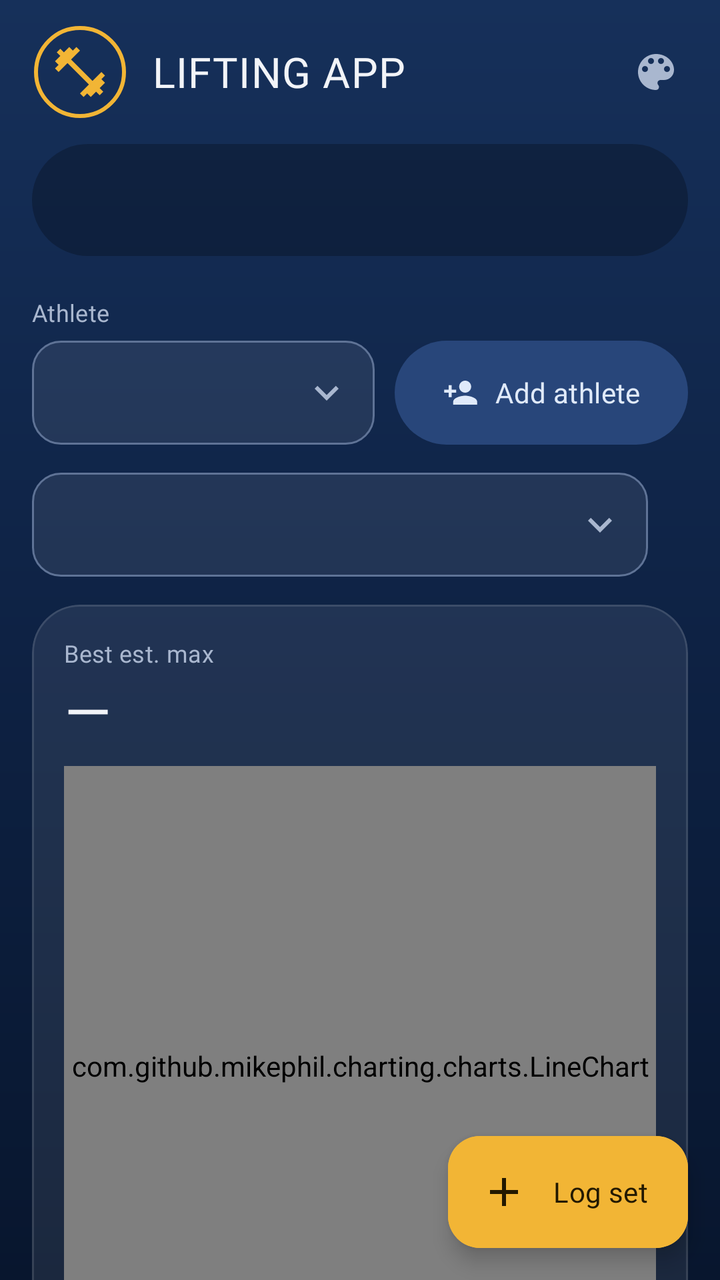
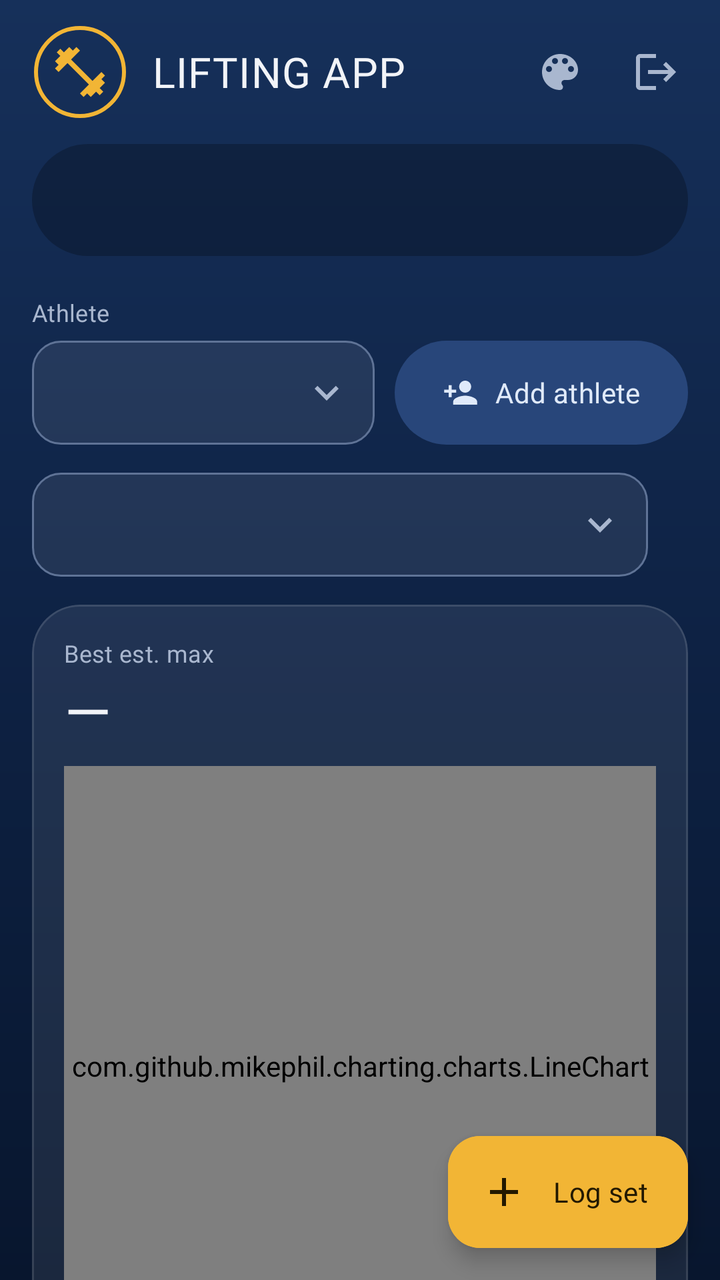

Before-and-after screenshots of an Android layout around one commit, followed by the original layout XML and the change that was made.
<!-- AndroidManifest.xml: activity theme Theme.LIFTINGAPP -->
<!-- res/layout/activity_main.xml -->
<?xml version="1.0" encoding="utf-8"?>
<LinearLayout xmlns:android="http://schemas.android.com/apk/res/android"
    xmlns:app="http://schemas.android.com/apk/res-auto"
    xmlns:tools="http://schemas.android.com/tools"
    android:layout_width="match_parent"
    android:layout_height="match_parent"
    android:fitsSystemWindows="true"
    android:orientation="vertical"
    tools:context=".MainActivity">

    
    <LinearLayout
        android:id="@+id/header"
        android:layout_width="match_parent"
        android:layout_height="wrap_content"
        android:gravity="center_vertical"
        android:orientation="horizontal"
        android:paddingStart="16dp"
        android:paddingTop="12dp"
        android:paddingEnd="8dp"
        android:paddingBottom="12dp">

        
        <ImageView
            android:id="@+id/homeLogo"
            android:layout_width="wrap_content"
            android:layout_height="48dp"
            android:adjustViewBounds="true"
            android:contentDescription="@string/msu_logo_description"
            android:maxWidth="180dp"
            android:scaleType="fitCenter"
            android:src="@drawable/msu_logo" />

        <TextView
            android:id="@+id/appTitle"
            android:layout_width="0dp"
            android:layout_height="wrap_content"
            android:layout_marginStart="12dp"
            android:layout_weight="1"
            android:ellipsize="end"
            android:maxLines="1"
            android:text="@string/app_name"
            android:textAppearance="@style/TextAppearance.Lifting.AppTitle" />

        <ImageButton
            android:id="@+id/themeButton"
            android:layout_width="48dp"
            android:layout_height="48dp"
            android:background="?attr/selectableItemBackgroundBorderless"
            android:contentDescription="@string/change_theme"
            android:src="@drawable/ic_palette"
            app:tint="?attr/colorOnSurfaceVariant" />
    </LinearLayout>

    
    <com.google.android.material.tabs.TabLayout
        android:id="@+id/tabs"
        android:layout_width="match_parent"
        android:layout_height="wrap_content"
        android:layout_marginStart="16dp"
        android:layout_marginEnd="16dp"
        android:layout_marginBottom="4dp"
        android:background="@drawable/bg_tab_track"
        android:padding="4dp"
        app:tabGravity="fill"
        app:tabIndicator="@drawable/tab_indicator_pill"
        app:tabIndicatorAnimationDuration="260"
        app:tabIndicatorAnimationMode="elastic"
        app:tabIndicatorColor="?attr/colorPrimary"
        app:tabIndicatorFullWidth="true"
        app:tabIndicatorGravity="stretch"
        app:tabMaxWidth="0dp"
        app:tabMode="fixed"
        app:tabPaddingEnd="6dp"
        app:tabPaddingStart="6dp"
        app:tabRippleColor="@android:color/transparent"
        app:tabSelectedTextColor="?attr/colorOnPrimary"
        app:tabTextAppearance="@style/TextAppearance.Lifting.Tab"
        app:tabTextColor="?attr/colorOnSurfaceVariant" />

    <FrameLayout
        android:layout_width="match_parent"
        android:layout_height="0dp"
        android:layout_weight="1">

        <include
            android:id="@+id/logTab"
            layout="@layout/tab_log" />

        <include
            android:id="@+id/historyTab"
            layout="@layout/tab_history"
            android:visibility="gone" />

        <include
            android:id="@+id/leaderboardTab"
            layout="@layout/tab_leaderboard"
            android:visibility="gone" />
    </FrameLayout>
</LinearLayout>
<!-- res/layout/tab_log.xml (included above) -->
<?xml version="1.0" encoding="utf-8"?>
<FrameLayout xmlns:android="http://schemas.android.com/apk/res/android"
    xmlns:app="http://schemas.android.com/apk/res-auto"
    android:layout_width="match_parent"
    android:layout_height="match_parent">

    <androidx.core.widget.NestedScrollView
        android:layout_width="match_parent"
        android:layout_height="match_parent"
        android:clipToPadding="false"
        android:paddingBottom="96dp">

        <LinearLayout
            android:layout_width="match_parent"
            android:layout_height="wrap_content"
            android:orientation="vertical"
            android:padding="16dp">

            <TextView
                android:id="@+id/athleteLabel"
                android:layout_width="wrap_content"
                android:layout_height="wrap_content"
                android:layout_marginBottom="6dp"
                android:text="Athlete"
                android:textAppearance="@style/TextAppearance.Lifting.FieldLabel" />

            <LinearLayout
                android:layout_width="match_parent"
                android:layout_height="wrap_content"
                android:gravity="center_vertical"
                android:orientation="horizontal">

                <FrameLayout
                    android:layout_width="0dp"
                    android:layout_height="wrap_content"
                    android:layout_weight="1">

                    <Spinner
                        android:id="@+id/athleteSpinner"
                        style="@style/Widget.Lifting.Spinner"
                        android:layout_width="match_parent"
                        android:layout_height="wrap_content" />

                    <TextView
                        android:id="@+id/noAthletesText"
                        android:layout_width="match_parent"
                        android:layout_height="wrap_content"
                        android:layout_gravity="center_vertical"
                        android:text="No athletes yet. Add one to start logging."
                        android:textAppearance="@style/TextAppearance.Lifting.Muted"
                        android:visibility="gone" />
                </FrameLayout>

                <com.google.android.material.button.MaterialButton
                    android:id="@+id/addAthleteButton"
                    style="@style/Widget.Material3.Button.TonalButton"
                    android:layout_width="wrap_content"
                    android:layout_height="wrap_content"
                    android:layout_marginStart="10dp"
                    android:minHeight="52dp"
                    android:insetTop="0dp"
                    android:insetBottom="0dp"
                    android:text="Add athlete"
                    app:icon="@drawable/ic_person_add"
                    app:iconSize="18dp" />
            </LinearLayout>

            <LinearLayout
                android:layout_width="match_parent"
                android:layout_height="wrap_content"
                android:layout_marginTop="14dp"
                android:gravity="center_vertical"
                android:orientation="horizontal">

                <Spinner
                    android:id="@+id/exerciseSpinner"
                    style="@style/Widget.Lifting.Spinner"
                    android:layout_width="0dp"
                    android:layout_height="wrap_content"
                    android:layout_weight="1" />

                <TextView
                    android:id="@+id/chartCaption"
                    android:layout_width="wrap_content"
                    android:layout_height="wrap_content"
                    android:layout_marginStart="16dp"
                    android:layout_marginEnd="4dp"
                    android:textAppearance="@style/TextAppearance.Lifting.Muted" />
            </LinearLayout>

            
            <com.google.android.material.card.MaterialCardView
                android:id="@+id/chartContainer"
                style="@style/Widget.Lifting.Card"
                android:layout_width="match_parent"
                android:layout_height="wrap_content"
                android:layout_marginTop="14dp"
                app:cardCornerRadius="24dp">

                <LinearLayout
                    android:layout_width="match_parent"
                    android:layout_height="wrap_content"
                    android:orientation="vertical"
                    android:paddingStart="16dp"
                    android:paddingTop="16dp"
                    android:paddingEnd="16dp"
                    android:paddingBottom="14dp">

                    <LinearLayout
                        android:layout_width="match_parent"
                        android:layout_height="wrap_content"
                        android:orientation="horizontal">

                        <LinearLayout
                            android:layout_width="0dp"
                            android:layout_height="wrap_content"
                            android:layout_weight="1"
                            android:orientation="vertical">

                            <TextView
                                android:layout_width="wrap_content"
                                android:layout_height="wrap_content"
                                android:text="Best est. max"
                                android:textAppearance="@style/TextAppearance.Lifting.FieldLabel" />

                            <TextView
                                android:id="@+id/bestMaxText"
                                android:layout_width="wrap_content"
                                android:layout_height="wrap_content"
                                android:text="—"
                                android:textAppearance="@style/TextAppearance.Lifting.Stat" />
                        </LinearLayout>

                        <LinearLayout
                            android:id="@+id/changeGroup"
                            android:layout_width="wrap_content"
                            android:layout_height="wrap_content"
                            android:gravity="end"
                            android:orientation="vertical"
                            android:visibility="invisible">

                            <TextView
                                android:id="@+id/changeLabel"
                                android:layout_width="wrap_content"
                                android:layout_height="wrap_content"
                                android:textAppearance="@style/TextAppearance.Lifting.FieldLabel" />

                            <TextView
                                android:id="@+id/changeText"
                                android:layout_width="wrap_content"
                                android:layout_height="wrap_content"
                                android:layout_marginTop="6dp"
                                android:textAppearance="@style/TextAppearance.Lifting.StatSmall" />
                        </LinearLayout>
                    </LinearLayout>

                    <com.github.mikephil.charting.charts.LineChart
                        android:id="@+id/liftChart"
                        android:layout_width="match_parent"
                        android:layout_height="300dp"
                        android:layout_marginTop="8dp" />

                    <com.google.android.material.button.MaterialButtonToggleGroup
                        android:id="@+id/rangeToggle"
                        android:layout_width="match_parent"
                        android:layout_height="wrap_content"
                        android:layout_marginTop="12dp"
                        app:selectionRequired="true"
                        app:singleSelection="true">

                        <com.google.android.material.button.MaterialButton
                            android:id="@+id/range1m"
                            style="@style/Widget.Lifting.SegmentButton"
                            android:layout_width="0dp"
                            android:layout_height="wrap_content"
                            android:layout_weight="1"
                            android:text="1M" />

                        <com.google.android.material.button.MaterialButton
                            android:id="@+id/range3m"
                            style="@style/Widget.Lifting.SegmentButton"
                            android:layout_width="0dp"
                            android:layout_height="wrap_content"
                            android:layout_weight="1"
                            android:text="3M" />

                        <com.google.android.material.button.MaterialButton
                            android:id="@+id/range6m"
                            style="@style/Widget.Lifting.SegmentButton"
                            android:layout_width="0dp"
                            android:layout_height="wrap_content"
                            android:layout_weight="1"
                            android:text="6M" />

                        <com.google.android.material.button.MaterialButton
                            android:id="@+id/range1y"
                            style="@style/Widget.Lifting.SegmentButton"
                            android:layout_width="0dp"
                            android:layout_height="wrap_content"
                            android:layout_weight="1"
                            android:text="1Y" />

                        <com.google.android.material.button.MaterialButton
                            android:id="@+id/rangeAll"
                            style="@style/Widget.Lifting.SegmentButton"
                            android:layout_width="0dp"
                            android:layout_height="wrap_content"
                            android:layout_weight="1"
                            android:text="All" />
                    </com.google.android.material.button.MaterialButtonToggleGroup>

                    
                    <com.google.android.material.button.MaterialButton
                        android:id="@+id/editSetButton"
                        style="@style/Widget.Material3.Button.TonalButton"
                        android:layout_width="match_parent"
                        android:layout_height="wrap_content"
                        android:layout_marginTop="10dp"
                        android:text="Edit or delete set"
                        android:visibility="gone"
                        app:icon="@drawable/ic_edit"
                        app:iconGravity="textStart"
                        app:iconSize="18dp" />
                </LinearLayout>
            </com.google.android.material.card.MaterialCardView>

            <TextView
                android:id="@+id/lastSavedText"
                android:layout_width="match_parent"
                android:layout_height="wrap_content"
                android:layout_marginTop="14dp"
                android:textAppearance="@style/TextAppearance.Lifting.Muted" />
        </LinearLayout>
    </androidx.core.widget.NestedScrollView>

    <com.google.android.material.floatingactionbutton.ExtendedFloatingActionButton
        android:id="@+id/addWeightFab"
        android:layout_width="wrap_content"
        android:layout_height="wrap_content"
        android:layout_gravity="bottom|end"
        android:layout_margin="16dp"
        android:contentDescription="Log a set"
        android:text="Log set"
        android:textColor="?attr/colorOnPrimary"
        app:backgroundTint="?attr/colorPrimary"
        app:icon="@drawable/ic_add"
        app:iconTint="?attr/colorOnPrimary" />
</FrameLayout>
<!-- res/layout/tab_history.xml (included above) -->
<?xml version="1.0" encoding="utf-8"?>
<FrameLayout xmlns:android="http://schemas.android.com/apk/res/android"
    xmlns:app="http://schemas.android.com/apk/res-auto"
    android:layout_width="match_parent"
    android:layout_height="match_parent">

    <androidx.recyclerview.widget.RecyclerView
        android:id="@+id/historyList"
        android:layout_width="match_parent"
        android:layout_height="match_parent"
        android:clipToPadding="false"
        android:paddingStart="12dp"
        android:paddingTop="12dp"
        android:paddingEnd="12dp"
        android:paddingBottom="24dp"
        app:layoutManager="androidx.recyclerview.widget.LinearLayoutManager" />

    <TextView
        android:id="@+id/emptyText"
        android:layout_width="wrap_content"
        android:layout_height="wrap_content"
        android:layout_gravity="center"
        android:gravity="center"
        android:padding="24dp"
        android:text="No sets logged yet. Log one from the Log tab."
        android:textAppearance="@style/TextAppearance.Lifting.Muted" />
</FrameLayout>
<!-- res/layout/tab_leaderboard.xml (included above) -->
<?xml version="1.0" encoding="utf-8"?>
<LinearLayout xmlns:android="http://schemas.android.com/apk/res/android"
    xmlns:app="http://schemas.android.com/apk/res-auto"
    android:layout_width="match_parent"
    android:layout_height="match_parent"
    android:orientation="vertical">

    <Spinner
        android:id="@+id/exerciseSpinner"
        style="@style/Widget.Lifting.Spinner"
        android:layout_width="match_parent"
        android:layout_height="wrap_content"
        android:layout_marginStart="16dp"
        android:layout_marginTop="16dp"
        android:layout_marginEnd="16dp" />

    <com.google.android.material.button.MaterialButtonToggleGroup
        android:id="@+id/rankToggle"
        android:layout_width="match_parent"
        android:layout_height="wrap_content"
        android:layout_marginStart="16dp"
        android:layout_marginTop="12dp"
        android:layout_marginEnd="16dp"
        app:selectionRequired="true"
        app:singleSelection="true">

        <com.google.android.material.button.MaterialButton
            android:id="@+id/rankEstimatedMax"
            style="@style/Widget.Lifting.SegmentButton"
            android:layout_width="0dp"
            android:layout_height="wrap_content"
            android:layout_weight="1"
            android:text="Estimated max" />

        <com.google.android.material.button.MaterialButton
            android:id="@+id/rankPoundForPound"
            style="@style/Widget.Lifting.SegmentButton"
            android:layout_width="0dp"
            android:layout_height="wrap_content"
            android:layout_weight="1"
            android:text="Pound-for-pound" />
    </com.google.android.material.button.MaterialButtonToggleGroup>

    <FrameLayout
        android:layout_width="match_parent"
        android:layout_height="0dp"
        android:layout_weight="1">

        <androidx.recyclerview.widget.RecyclerView
            android:id="@+id/leaderboardList"
            android:layout_width="match_parent"
            android:layout_height="match_parent"
            android:clipToPadding="false"
            android:paddingStart="12dp"
            android:paddingTop="12dp"
            android:paddingEnd="12dp"
            android:paddingBottom="24dp"
            app:layoutManager="androidx.recyclerview.widget.LinearLayoutManager" />

        <TextView
            android:id="@+id/emptyText"
            android:layout_width="wrap_content"
            android:layout_height="wrap_content"
            android:layout_margin="16dp"
            android:textAppearance="@style/TextAppearance.Lifting.Muted" />
    </FrameLayout>
</LinearLayout>
<!-- resources referenced by this layout -->
<resources>
  <!-- drawable bg_tab_track (drawable) -->
  <?xml version="1.0" encoding="utf-8"?>
  <shape xmlns:android="http://schemas.android.com/apk/res/android" android:shape="rectangle">
      <corners android:radius="28dp" />
      <solid android:color="?attr/tabTrackFill" />
  </shape>
  <!-- drawable tab_indicator_pill (drawable) -->
  <?xml version="1.0" encoding="utf-8"?>
  <shape xmlns:android="http://schemas.android.com/apk/res/android" android:shape="rectangle">
      <corners android:radius="24dp" />
      <solid android:color="@android:color/white" />
  </shape>
  <string name="app_name">LIFTING APP</string>
  <string name="change_theme">Change theme</string>
  <string name="msu_logo_description">Montana State University logo</string>
  <style name="TextAppearance.Lifting.AppTitle" parent="TextAppearance.Lifting.TitleLarge">
          <item name="android:textSize">21sp</item>
          <item name="android:letterSpacing">0.02</item>
          <item name="android:textColor">?attr/colorOnSurface</item>
      </style>
  <style name="TextAppearance.Lifting.FieldLabel" parent="TextAppearance.Lifting.LabelMedium">
          <item name="android:textColor">?attr/colorOnSurfaceVariant</item>
      </style>
  <style name="TextAppearance.Lifting.Muted" parent="TextAppearance.Lifting.BodyMedium">
          <item name="android:textColor">?attr/colorOnSurfaceVariant</item>
      </style>
  <style name="TextAppearance.Lifting.Stat" parent="TextAppearance.Lifting.HeadlineSmall">
          <item name="android:textSize">30sp</item>
          <item name="android:letterSpacing">-0.01</item>
          <item name="android:textColor">?attr/colorOnSurface</item>
      </style>
  <style name="TextAppearance.Lifting.StatSmall" parent="TextAppearance.Lifting.TitleLarge">
          <item name="android:textSize">20sp</item>
          <item name="android:textColor">?attr/colorOnSurface</item>
      </style>
  <style name="TextAppearance.Lifting.Tab" parent="TextAppearance.Lifting.TitleSmall">
          <item name="android:textAllCaps">false</item>
      </style>
  <style name="Theme.LIFTINGAPP" parent="Theme.LIFTINGAPP.BlueGold" />
  <color name="bg_surface">#FF0E2244</color>
  <color name="bg_wash_bottom">#FF08162E</color>
  <color name="bg_on_surface">#FFF2F4F8</color>
  <color name="bg_on_surface_variant">#FFA9B7CF</color>
  <color name="bg_primary">#FFF2B535</color>
  <color name="bg_on_primary">#FF231900</color>
  <color name="bg_primary_container">#FF4A3A12</color>
  <color name="bg_on_primary_container">#FFFFE3A6</color>
  <color name="bg_secondary">#FF9DB8E0</color>
  <color name="bg_on_secondary">#FF0B1E3A</color>
  <color name="bg_secondary_container">#FF28467A</color>
  <color name="bg_on_secondary_container">#FFE0EAFA</color>
  <color name="bg_surface_variant">#FF1F3659</color>
  <color name="bg_outline">#FF5F7396</color>
  <color name="bg_outline_variant">#FF2C4368</color>
  <color name="bg_container_lowest">#FF08162E</color>
  <color name="bg_container_low">#FF0F2446</color>
  <color name="bg_container">#FF13294D</color>
  <color name="bg_container_high">#FF182F56</color>
  <color name="bg_container_highest">#FF1F3761</color>
  <color name="bg_card_fill">#14FFFFFF</color>
  <color name="bg_card_stroke">#1FFFFFFF</color>
  <color name="bg_tab_track">#40000000</color>
  <color name="bg_wash_top">#FF16305A</color>
  <color name="bg_wash_mid">#FF0E2244</color>
  <!-- unchanged entries left out for length: 24 -->
</resources>

<!-- the commit's change to res/layout/activity_main.xml (unified diff, before → after) -->
@@ -49,6 +49,15 @@
             android:background="?attr/selectableItemBackgroundBorderless"
             android:contentDescription="@string/change_theme"
             android:src="@drawable/ic_palette"
+            app:tint="?attr/colorOnSurfaceVariant" />
+
+        <ImageButton
+            android:id="@+id/signOutButton"
+            android:layout_width="48dp"
+            android:layout_height="48dp"
+            android:background="?attr/selectableItemBackgroundBorderless"
+            android:contentDescription="@string/sign_out"
+            android:src="@drawable/ic_logout"
             app:tint="?attr/colorOnSurfaceVariant" />
     </LinearLayout>
 
<!-- resource entries referenced after the edit -->
@@ -6,6 +6,18 @@
       <corners android:radius="28dp" />
       <solid android:color="?attr/tabTrackFill" />
   </shape>
+  <!-- drawable ic_logout (drawable) -->
+  <vector xmlns:android="http://schemas.android.com/apk/res/android"
+      android:width="24dp"
+      android:height="24dp"
+      android:autoMirrored="true"
+      android:tint="?attr/colorControlNormal"
+      android:viewportWidth="24"
+      android:viewportHeight="24">
+      <path
+          android:fillColor="@android:color/white"
+          android:pathData="M17,7l-1.41,1.41L18.17,11H8v2h10.17l-2.58,2.58L17,17l5,-5zM4,5h8V3H4c-1.1,0 -2,0.9 -2,2v14c0,1.1 0.9,2 2,2h8v-2H4V5z" />
+  </vector>
   <!-- drawable tab_indicator_pill (drawable) -->
   <?xml version="1.0" encoding="utf-8"?>
   <shape xmlns:android="http://schemas.android.com/apk/res/android" android:shape="rectangle">
@@ -15,6 +27,7 @@
   <string name="app_name">LIFTING APP</string>
   <string name="change_theme">Change theme</string>
   <string name="msu_logo_description">Montana State University logo</string>
+  <string name="sign_out">Sign out</string>
   <style name="TextAppearance.Lifting.AppTitle" parent="TextAppearance.Lifting.TitleLarge">
           <item name="android:textSize">21sp</item>
           <item name="android:letterSpacing">0.02</item>
